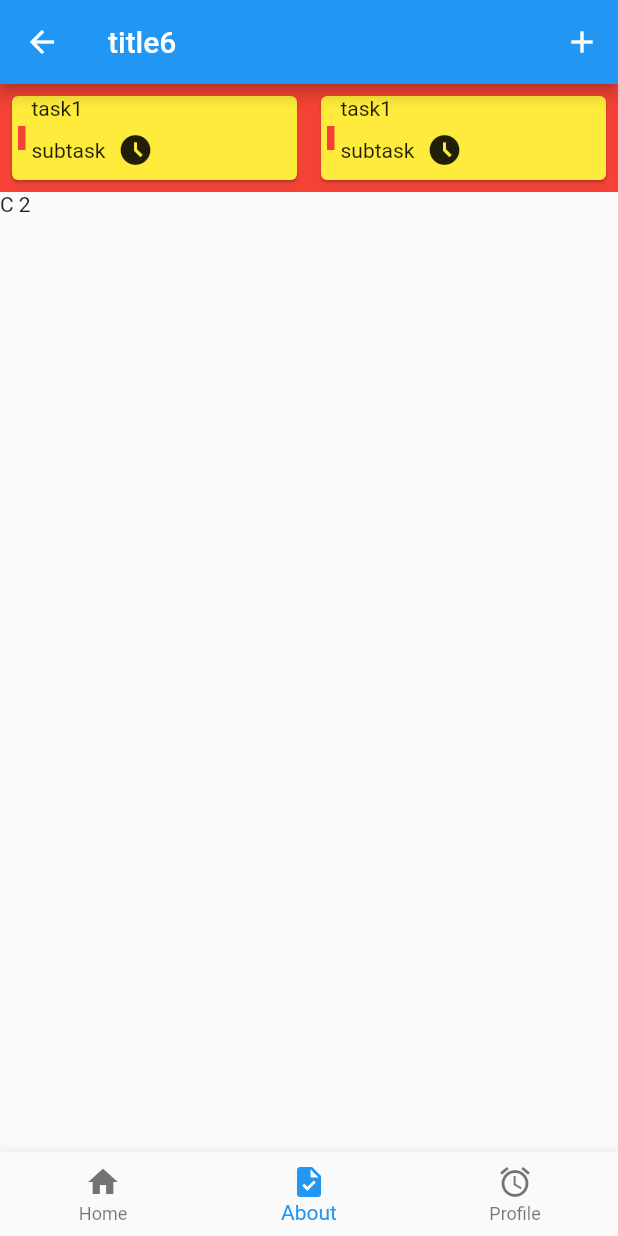
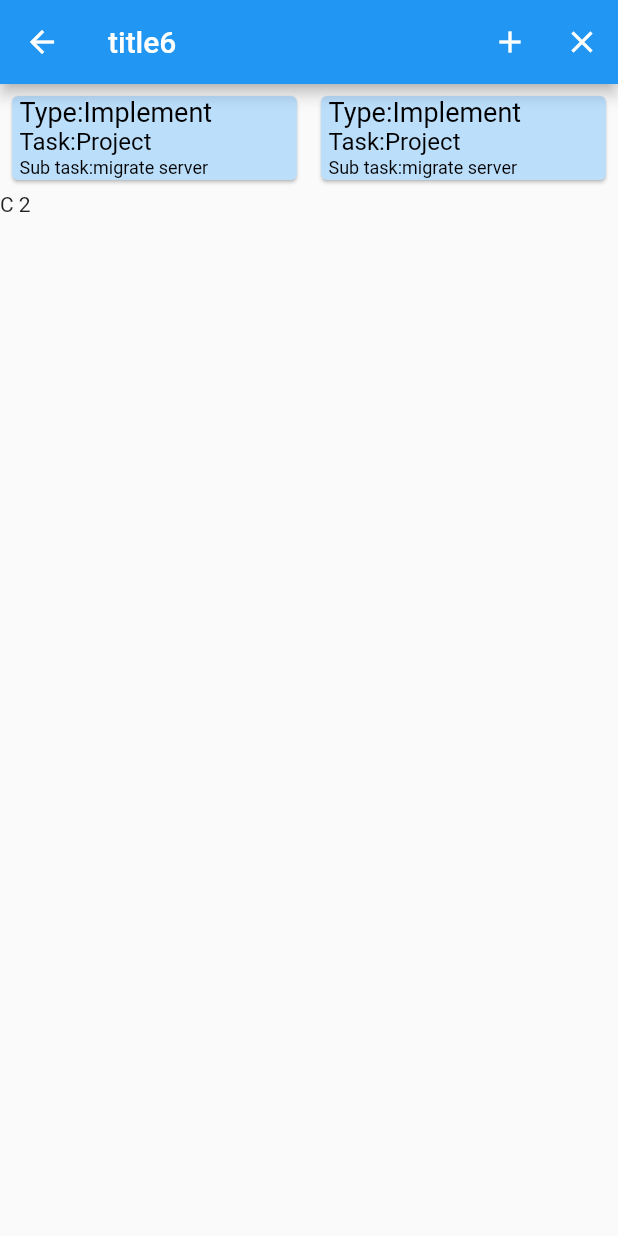
Before and after one commit to olaloat/teleWorkMobile, a Flutter app: the TaskScreen6 screen opened directly, on a phone screen of 412 x 824 dp. Run offline on Flutter 3.47's test engine with Material 2 defaults, Android fonts, the phone set to English and light mode, and no system bars.

Commit message:
map data form ui task edit to model

```diff
--- a/lib/Models/taskModel.dart
+++ b/lib/Models/taskModel.dart
@@ -1,17 +1,29 @@
 // ignore_for_file: file_names
 
-class TaskModel{
+class TaskModel {
+  final int id;
+  final String workTask;
+  final String workSubTask;
+   final String workType;
+      final String type;
+
+  TaskModel({
+   required this.workType,
+  required this.workTask,
+  required this.workSubTask,
+  required this.id,
+  required this.type,
 
 
 
+  });
+}
 
-final int id ;
-final String task ;
-final String subTask;
+class MyTaskList{
 
+static  final List<TaskModel> myList = [
 
-TaskModel({required this.task, required this.subTask , required this.id});
-
+];
 
 
 }
--- a/lib/Screen/TaskScreen2.dart
+++ b/lib/Screen/TaskScreen2.dart
@@ -25,14 +25,14 @@ class _TaskScreen2State extends State<TaskScreen2> {
             onPressed: () {
 //==================================  on press ================
 
-              indexx += 1;
-              TaskModel newTask = TaskModel(
-                  task: "flutter-ep3" + indexx.toString(),
-                  subTask: "16.00-13.00 PM",
-                  id: 3);
-              setState(() {
-                _listTaskModel.add(newTask);
-              });
+              // indexx += 1;
+              // TaskModel newTask = TaskModel(
+              //     task: "flutter-ep3" + indexx.toString(),
+              //     subTask: "16.00-13.00 PM",
+              //     id: 3);
+              // setState(() {
+              //   _listTaskModel.add(newTask);
+              // });
 //==================================  on press ================
             },
           )
@@ -56,17 +56,17 @@ class _TaskScreen2State extends State<TaskScreen2> {
         currentIndex: 1,
         // onTap: _onItemTapped,
       ),
-      body: ListView.builder(
-        scrollDirection: Axis.vertical,
-        itemCount: _listTaskModel.length,
-        itemBuilder: (BuildContext context, int index) {
-          return TaskWidget(
-            taskName: _listTaskModel[index].task,
-            subTask: _listTaskModel[index].subTask,
-            id: _listTaskModel[index].id,
-          );
-        },
-      ),
+      // body: ListView.builder(
+      //   scrollDirection: Axis.vertical,
+      //   itemCount: _listTaskModel.length,
+      //   itemBuilder: (BuildContext context, int index) {
+      //     return TaskWidget(
+      //       taskName: _listTaskModel[index].task,
+      //       subTask: _listTaskModel[index].subTask,
+      //       id: _listTaskModel[index].id,
+      //     );
+      //   },
+      // ),
     );
   }
 }
@@ -133,8 +133,8 @@ class TaskWidget extends StatelessWidget {
   }
 }
 
-final List<TaskModel> _listTaskModel = [
-  TaskModel(task: "flutter", subTask: "12.00-13.00 PM", id: 1),
-  TaskModel(task: "flutter-ep2", subTask: "13.00-13.00 PM", id: 2),
-  TaskModel(task: "flutter-ep3", subTask: "16.00-13.00 PM", id: 3)
-];
+// final List<TaskModel> _listTaskModel = [
+//   TaskModel(task: "flutter", subTask: "12.00-13.00 PM", id: 1),
+//   TaskModel(task: "flutter-ep2", subTask: "13.00-13.00 PM", id: 2),
+//   TaskModel(task: "flutter-ep3", subTask: "16.00-13.00 PM", id: 3)
+// ];
--- a/lib/Screen/TaskScreen3.dart
+++ b/lib/Screen/TaskScreen3.dart
@@ -107,9 +107,9 @@ final int id;
 
 
 
-final List<TaskModel> _listTaskModel = [
-TaskModel(task :"flutter", subTask:"12.00-13.00 PM", id:1),
-TaskModel(task :"flutter-ep2", subTask:"13.00-13.00 PM", id:2),
-TaskModel(task :"flutter-ep3", subTask:"16.00-13.00 PM", id:3)
+// final List<TaskModel> _listTaskModel = [
+// TaskModel(task :"flutter", subTask:"12.00-13.00 PM", id:1),
+// TaskModel(task :"flutter-ep2", subTask:"13.00-13.00 PM", id:2),
+// TaskModel(task :"flutter-ep3", subTask:"16.00-13.00 PM", id:3)
 
-];
+// ];
--- a/lib/Screen/TaskScreen4.dart
+++ b/lib/Screen/TaskScreen4.dart
@@ -25,14 +25,14 @@ class _TaskScreen4State extends State<TaskScreen4> {
               onPressed: () {
 //==================================  on press ================
 
-                indexx += 1;
-                TaskModel newTask = TaskModel(
-                    task: "flutter-ep3" + indexx.toString(),
-                    subTask: "16.00-13.00 PM",
-                    id: 3);
-                setState(() {
-                  _listTaskModel.add(newTask);
-                });
+                // indexx += 1;
+                // TaskModel newTask = TaskModel(
+                //     task: "flutter-ep3" + indexx.toString(),
+                //     subTask: "16.00-13.00 PM",
+                //     id: 3);
+                // setState(() {
+                //   _listTaskModel.add(newTask);
+                // });
 //==================================  on press ================
               },
             ),
@@ -41,14 +41,14 @@ class _TaskScreen4State extends State<TaskScreen4> {
               onPressed: () {
 //==================================  on press ================
 
-                indexx += 1;
-                TaskModel newTask = TaskModel(
-                    task: "flutter-ep3" + indexx.toString(),
-                    subTask: "16.00-13.00 PM",
-                    id: 3);
-                setState(() {
-                  _listTaskModel.add(newTask);
-                });
+                // indexx += 1;
+                // TaskModel newTask = TaskModel(
+                //     task: "flutter-ep3" + indexx.toString(),
+                //     subTask: "16.00-13.00 PM",
+                //     id: 3);
+                // setState(() {
+                //   _listTaskModel.add(newTask);
+                // });
 //==================================  on press ================
               },
             ),
@@ -156,8 +156,8 @@ class TaskWidget extends StatelessWidget {
   }
 }
 
-final List<TaskModel> _listTaskModel = [
-  TaskModel(task: "flutter", subTask: "12.00-13.00 PM", id: 1),
-  TaskModel(task: "flutter-ep2", subTask: "13.00-13.00 PM", id: 2),
-  TaskModel(task: "flutter-ep3", subTask: "16.00-13.00 PM", id: 3)
-];
+// final List<TaskModel> _listTaskModel = [
+//   TaskModel(task: "flutter", subTask: "12.00-13.00 PM", id: 1),
+//   TaskModel(task: "flutter-ep2", subTask: "13.00-13.00 PM", id: 2),
+//   TaskModel(task: "flutter-ep3", subTask: "16.00-13.00 PM", id: 3)
+// ];
--- a/lib/Screen/TaskScreen5.dart
+++ b/lib/Screen/TaskScreen5.dart
@@ -28,14 +28,14 @@ class _TaskScreen5State extends State<TaskScreen5> {
               onPressed: () {
 //==================================  on press ================
 
-                indexx += 1;
-                TaskModel newTask = TaskModel(
-                    task: "flutter-ep3" + indexx.toString(),
-                    subTask: "16.00-13.00 PM",
-                    id: 3);
-                setState(() {
-                  _listTaskModel.add(newTask);
-                });
+                // indexx += 1;
+                // TaskModel newTask = TaskModel(
+                //     task: "flutter-ep3" + indexx.toString(),
+                //     subTask: "16.00-13.00 PM",
+                //     id: 3);
+                // setState(() {
+                //   _listTaskModel.add(newTask);
+                // });
 //==================================  on press ================
               },
             ),
@@ -44,14 +44,14 @@ class _TaskScreen5State extends State<TaskScreen5> {
               onPressed: () {
 //==================================  on press ================
 
-                indexx += 1;
-                TaskModel newTask = TaskModel(
-                    task: "flutter-ep3" + indexx.toString(),
-                    subTask: "16.00-13.00 PM",
-                    id: 3);
-                setState(() {
-                  _listTaskModel.add(newTask);
-                });
+                // indexx += 1;
+                // TaskModel newTask = TaskModel(
+                //     task: "flutter-ep3" + indexx.toString(),
+                //     subTask: "16.00-13.00 PM",
+                //     id: 3);
+                // setState(() {
+                //   _listTaskModel.add(newTask);
+                // });
 //==================================  on press ================
               },
             ),
@@ -228,7 +228,7 @@ class TaskWidget extends StatelessWidget {
 }
 
 final List<TaskModel> _listTaskModel = [
-  TaskModel(task: "flutter", subTask: "12.00-13.00 PM", id: 1),
-  TaskModel(task: "flutter-ep2", subTask: "13.00-13.00 PM", id: 2),
-  TaskModel(task: "flutter-ep3", subTask: "16.00-13.00 PM", id: 3)
+  // TaskModel(task: "flutter", subTask: "12.00-13.00 PM", id: 1),
+  // TaskModel(task: "flutter-ep2", subTask: "13.00-13.00 PM", id: 2),
+  // TaskModel(task: "flutter-ep3", subTask: "16.00-13.00 PM", id: 3)
 ];
--- a/lib/Screen/TaskScreen6.dart
+++ b/lib/Screen/TaskScreen6.dart
@@ -2,6 +2,8 @@
 
 import 'package:flutter/material.dart';
 import 'package:telework_v2/Models/TaskModel.dart';
+import 'package:telework_v2/Models/TaskModel.dart';
+import 'package:telework_v2/Screen/TaskEditScreen.dart';
 
 class TaskScreen6 extends StatefulWidget {
   const TaskScreen6({Key? key}) : super(key: key);
@@ -25,37 +27,21 @@ class _TaskScreen6State extends State<TaskScreen6> {
               icon: Icon(Icons.add),
               onPressed: () {
 //==================================  on press ================
+                Operation.navigateScreenTaskEdit(context);
 
-                indexx += 1;
-                TaskModel newTask = TaskModel(
-                    task: "flutter-ep3" + indexx.toString(),
-                    subTask: "16.00-13.00 PM",
-                    id: 3);
-                setState(() {
-                  _listTaskModel.add(newTask);
-                });
+//==================================  on press ================
+              },
+            ),
+             IconButton(
+              icon: Icon(Icons.clear),
+              onPressed: () {
+//==================================  on press ================
+
+
 //==================================  on press ================
               },
             )
           ],
-        ),
-        bottomNavigationBar: BottomNavigationBar(
-          items: const <BottomNavigationBarItem>[
-            BottomNavigationBarItem(
-              icon: Icon(Icons.home),
-              label: 'Home',
-            ),
-            BottomNavigationBarItem(
-              icon: Icon(Icons.task),
-              label: 'About',
-            ),
-            BottomNavigationBarItem(
-              icon: Icon(Icons.access_alarm),
-              label: 'Profile',
-            ),
-          ],
-          currentIndex: 1,
-          // onTap: _onItemTapped,
         ),
         body: ListView(
           children: [
@@ -65,14 +51,24 @@ class _TaskScreen6State extends State<TaskScreen6> {
                   children: [
                     Expanded(
                       child: Container(
-                        child:TaskWidget(id: 0 , taskName: "task1" , subTask: "subtask",),
-                        color: Colors.red,
+                        child: TaskWidget(
+                          id: 0,
+                          typeName: "Implement",
+                          taskName: "Project",
+                          subTask: "migrate server",
+                        ),
+                       // color: Colors.red,
                       ),
                     ),
-                     Expanded(
+                    Expanded(
                       child: Container(
-                        child:TaskWidget(id: 0 , taskName: "task1" , subTask: "subtask",),
-                        color: Colors.red,
+                        child: TaskWidget(
+                          id: 0,
+                          typeName: "Implement",
+                          taskName: "Project",
+                          subTask: "migrate server",
+                        ),
+                     //   color: Colors.red,
                       ),
                     ),
                   ],
@@ -101,8 +97,7 @@ class _TaskScreen6State extends State<TaskScreen6> {
         );
   }
 
-
-   _selectTime(BuildContext context) async {
+  _selectTime(BuildContext context) async {
     final TimeOfDay? timeOfDay = await showTimePicker(
       context: context,
       initialTime: selectedTime,
@@ -120,38 +115,57 @@ class TaskWidget extends StatelessWidget {
   final String taskName;
   final String subTask;
   final int id;
+  final String typeName;
   const TaskWidget(
-      {Key? key, this.taskName = "", this.subTask = "", this.id = 0})
+      {Key? key,
+      this.taskName = "",
+      this.subTask = "",
+      this.id = 0,
+      this.typeName = ""})
       : super(key: key);
 
   @override
   Widget build(BuildContext context) {
     return Padding(
       padding: const EdgeInsets.all(4.0),
-      child: InkWell(onTap: (){},
+      child: InkWell(
+        onTap: () {
+          Operation.navigateScreenTaskEdit(context);
+        },
         child: Card(
-          color: Colors.yellow,
+          color: Colors.blue[100],
           child: Row(
             children: [
-              Padding(
-                padding: const EdgeInsets.all(4.0),
-                child: Container(
-                  width: 5,
-                  color: Colors.red,
-                  child: Text(""),
-                ),
+              Container(
+                width: 5,
+                //  color: Colors.red,
+                child: Text(""),
               ),
               Expanded(
                   child: Column(
                 crossAxisAlignment: CrossAxisAlignment.start,
                 children: [
-                  Text(taskName),
+                  Text(  "Type:" +
+                    typeName,
+                    style: TextStyle(
+                        fontSize: 18
+                        ,
+                        //  height: 2.0,
+                        color: Colors.black),
+                  ),
+                  Text("Task:" + taskName ,  style: TextStyle(
+                        fontSize: 16,
+                        //  height: 2.0,
+                        color: Colors.black),),
                   Row(
                     children: [
-                      Text(subTask),
+                      Text("Sub task:" +subTask ,    style: TextStyle(
+                        fontSize: 12,
+                        //  height: 2.0,
+                        color: Colors.black),),
                       const Padding(
                         padding: EdgeInsets.all(8.0),
-                        child: Icon(Icons.access_time_filled),
+                       // child: Icon(Icons.access_time_filled),
                       )
                     ],
                   )
@@ -164,14 +178,22 @@ class TaskWidget extends StatelessWidget {
       ),
     );
   }
-
-
-
-
 }
 
 final List<TaskModel> _listTaskModel = [
-  TaskModel(task: "flutter", subTask: "12.00-13.00 PM", id: 1),
-  TaskModel(task: "flutter-ep2", subTask: "13.00-13.00 PM", id: 2),
-  TaskModel(task: "flutter-ep3", subTask: "16.00-13.00 PM", id: 3)
+   TaskModel(workType: "Implement",
+    workTask: "Project",
+     workSubTask: "Migrate Server",
+     id: 0,
+     type: "Plan")
+
 ];
+
+class Operation {
+  static void navigateScreenTaskEdit(BuildContext context) {
+    Navigator.push(
+      context,
+      MaterialPageRoute(builder: (context) => const TaskEditScreen()),
+    );
+  }
+}
```
Also changed, not shown: lib/Screen/TaskEditScreen.dart (+103 -20 lines), lib/Screen/menu.dart (+25 -3 lines).
